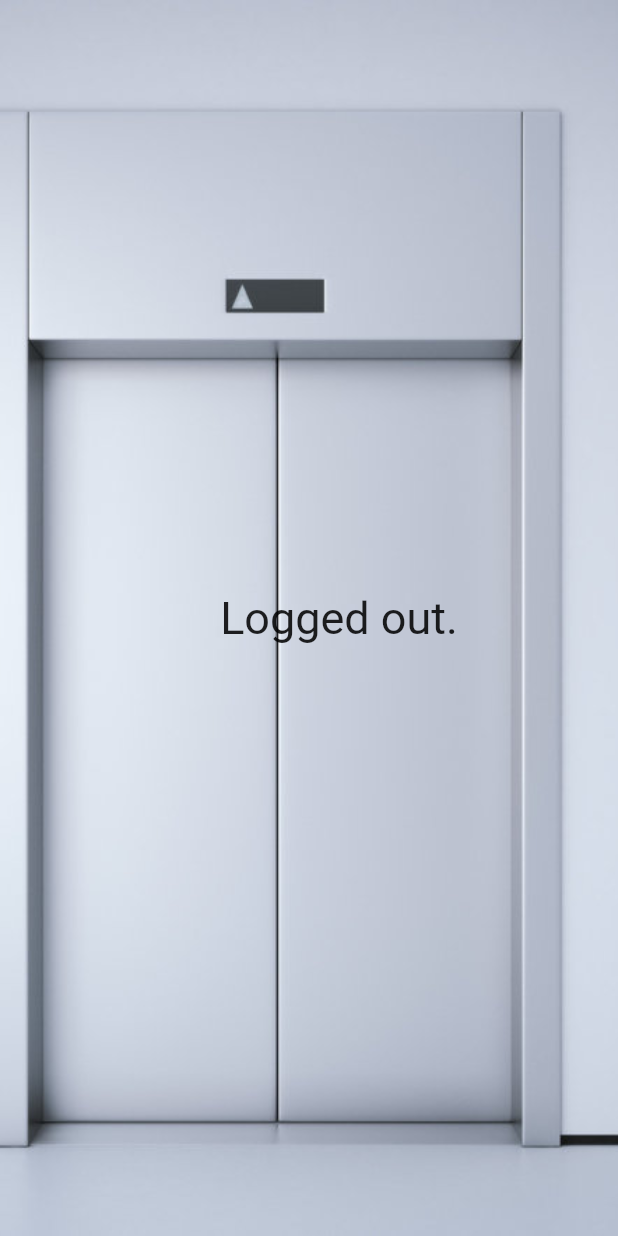
After one commit to meifish/hci, a Flutter app: the Logout screen opened by its route, on a phone screen of 412 x 824 dp. The commit adds this screen. Run offline on Flutter 3.47's test engine with Material 2 defaults, Android fonts, the phone set to English and light mode, and no system bars; our stand-ins replace google_fonts, sqflite; accounts and stored records are empty; statements that could not run were skipped.

Commit message:
added log out page

```diff
--- /dev/null
+++ b/lib/Pages/Logout.dart
@@ -0,0 +1,22 @@
+import 'package:flutter/material.dart';
+
+class Logout extends StatelessWidget {
+  @override
+  Widget build(BuildContext context) {
+    return Scaffold(
+        body: Container(
+            decoration: BoxDecoration(
+                image: DecorationImage(
+                    image: AssetImage("assets/images/elevator1.jpg"),
+                    fit: BoxFit.cover)),
+            child: Container(
+              child: Center(
+                child: Padding(
+                  padding: const EdgeInsets.fromLTRB(80.0, 40.0, 40.0, 40.0),
+                  child: Text("Logged out.",
+                      style: TextStyle(fontSize: 30)),
+                ),
+              ),
+            )));
+  }
+}
--- a/lib/Pages/Settings.dart
+++ b/lib/Pages/Settings.dart
@@ -43,7 +43,7 @@ class _SettingsState extends State<Settings> {
                     icon: Icons.add),
                 LogOutOption(
                   option: 'Log out',
-                  route: '/MyRoute',
+                  route: '/Logout',
                   icon: Icons.exit_to_app,
                 ),
               ],
--- a/lib/main.dart
+++ b/lib/main.dart
@@ -1,4 +1,5 @@
 import 'package:flutter/material.dart';
+import 'package:hci/Pages/Logout.dart';
 import 'Pages/Settings/AddBuilding.dart';
 import 'Pages/Settings/DoorHoldingTime.dart';
 import 'Pages/MyRoutePage.dart';
@@ -34,6 +35,7 @@ class MyApp extends StatelessWidget {
           '/DoorHold': (context) => DoorHoldingTime(),
           '/MyBuildings': (context) => MyBuildings(),
           '/AddBuilding': (context) => AddBuilding(),
+          '/Logout': (context) => Logout(),
         });
   }
 }
```
